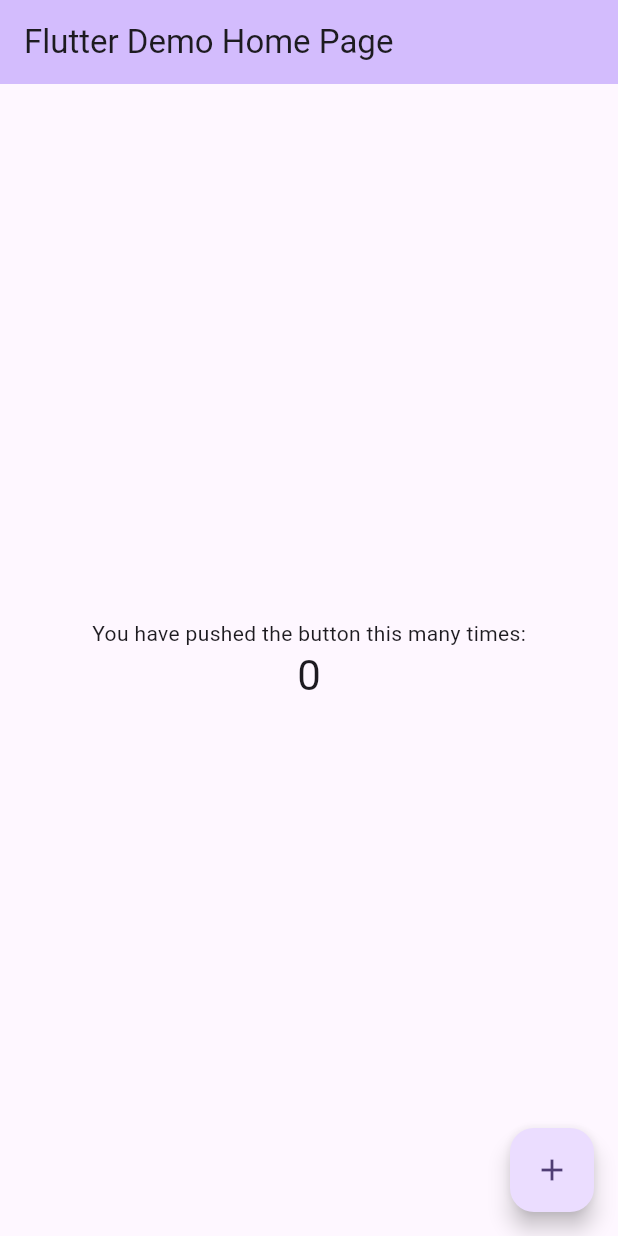
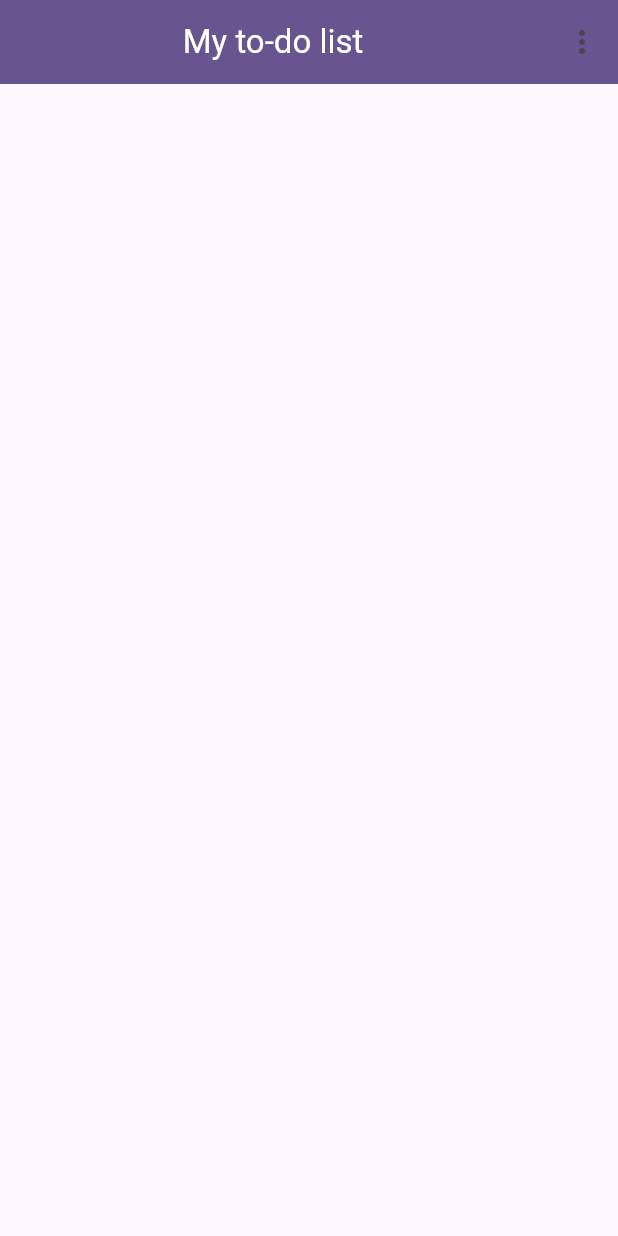
Before and after one commit to gu-tig333-ht23/gushagmib, a Flutter app: the screen it shows after launch, on a phone screen of 412 x 824 dp. Run offline on Flutter 3.47's test engine with Material 2 defaults, Android fonts, the phone set to English and light mode, and no system bars.

Commit message:
Implemented appBar with the options for sorting todo-items

```diff
--- a/lib/main.dart
+++ b/lib/main.dart
@@ -1,11 +1,11 @@
 import 'package:flutter/material.dart';
 
 void main() {
-  runApp(const MyApp());
+  runApp(const TODOApp());
 }
 
-class MyApp extends StatelessWidget {
-  const MyApp({super.key});
+class TODOApp extends StatelessWidget {
+  const TODOApp({super.key});
 
   // This widget is the root of your application.
   @override
@@ -13,113 +13,58 @@ class MyApp extends StatelessWidget {
     return MaterialApp(
       title: 'Flutter Demo',
       theme: ThemeData(
-        // This is the theme of your application.
-        //
-        // TRY THIS: Try running your application with "flutter run". You'll see
-        // the application has a blue toolbar. Then, without quitting the app,
-        // try changing the seedColor in the colorScheme below to Colors.green
-        // and then invoke "hot reload" (save your changes or press the "hot
-        // reload" button in a Flutter-supported IDE, or press "r" if you used
-        // the command line to start the app).
-        //
-        // Notice that the counter didn't reset back to zero; the application
-        // state is not lost during the reload. To reset the state, use hot
-        // restart instead.
-        //
-        // This works for code too, not just values: Most code changes can be
-        // tested with just a hot reload.
         colorScheme: ColorScheme.fromSeed(seedColor: Colors.deepPurple),
         useMaterial3: true,
       ),
-      home: const MyHomePage(title: 'Flutter Demo Home Page'),
+      home: mainPage(),
+      debugShowCheckedModeBanner: false,
     );
   }
 }
 
-class MyHomePage extends StatefulWidget {
-  const MyHomePage({super.key, required this.title});
-
-  // This widget is the home page of your application. It is stateful, meaning
-  // that it has a State object (defined below) that contains fields that affect
-  // how it looks.
-
-  // This class is the configuration for the state. It holds the values (in this
-  // case the title) provided by the parent (in this case the App widget) and
-  // used by the build method of the State. Fields in a Widget subclass are
-  // always marked "final".
-
-  final String title;
+class mainPage extends StatelessWidget {
+  const mainPage({
+    super.key,
+  });
 
   @override
-  State<MyHomePage> createState() => _MyHomePageState();
+  Widget build(BuildContext context) {
+    return Scaffold(
+      appBar: MainPageAppBar(),
+    );
+  }
 }
 
-class _MyHomePageState extends State<MyHomePage> {
-  int _counter = 0;
+class MainPageAppBar extends StatelessWidget implements PreferredSizeWidget {
+  const MainPageAppBar({
+    super.key,
+  });
 
-  void _incrementCounter() {
-    setState(() {
-      // This call to setState tells the Flutter framework that something has
-      // changed in this State, which causes it to rerun the build method below
-      // so that the display can reflect the updated values. If we changed
-      // _counter without calling setState(), then the build method would not be
-      // called again, and so nothing would appear to happen.
-      _counter++;
-    });
+  @override
+  Widget build(BuildContext context) {
+    final theme = Theme.of(context);
+    const whiteColor = Colors.white;
+    return AppBar(
+      title: Center(
+        child: Text(
+          "My to-do list",
+          style: TextStyle(color: whiteColor),
+        ),
+      ),
+      actions: <Widget>[
+        PopupMenuButton(
+            icon: const Icon(Icons.more_vert),
+            itemBuilder: (context) => <PopupMenuEntry>[
+                  const PopupMenuItem(child: Text("all")),
+                  const PopupMenuItem(child: Text("done")),
+                  const PopupMenuItem(child: Text("undone")),
+                ],
+            color: whiteColor),
+      ],
+      backgroundColor: theme.colorScheme.primary,
+    );
   }
 
   @override
-  Widget build(BuildContext context) {
-    // This method is rerun every time setState is called, for instance as done
-    // by the _incrementCounter method above.
-    //
-    // The Flutter framework has been optimized to make rerunning build methods
-    // fast, so that you can just rebuild anything that needs updating rather
-    // than having to individually change instances of widgets.
-    return Scaffold(
-      appBar: AppBar(
-        // TRY THIS: Try changing the color here to a specific color (to
-        // Colors.amber, perhaps?) and trigger a hot reload to see the AppBar
-        // change color while the other colors stay the same.
-        backgroundColor: Theme.of(context).colorScheme.inversePrimary,
-        // Here we take the value from the MyHomePage object that was created by
-        // the App.build method, and use it to set our appbar title.
-        title: Text(widget.title),
-      ),
-      body: Center(
-        // Center is a layout widget. It takes a single child and positions it
-        // in the middle of the parent.
-        child: Column(
-          // Column is also a layout widget. It takes a list of children and
-          // arranges them vertically. By default, it sizes itself to fit its
-          // children horizontally, and tries to be as tall as its parent.
-          //
-          // Column has various properties to control how it sizes itself and
-          // how it positions its children. Here we use mainAxisAlignment to
-          // center the children vertically; the main axis here is the vertical
-          // axis because Columns are vertical (the cross axis would be
-          // horizontal).
-          //
-          // TRY THIS: Invoke "debug painting" (choose the "Toggle Debug Paint"
-          // action in the IDE, or press "p" in the console), to see the
-          // wireframe for each widget.
-          mainAxisAlignment: MainAxisAlignment.center,
-          children: <Widget>[
-            const Text(
-              'You have pushed the button this many times:',
-            ),
-            Text(
-              '$_counter',
-              style: Theme.of(context).textTheme.headlineMedium,
-            ),
-          ],
-        ),
-      ),
-      floatingActionButton: FloatingActionButton(
-        onPressed: _incrementCounter,
-        tooltip: 'Increment',
-        child: const Icon(Icons.add),
-      ), // This trailing comma makes auto-formatting nicer for build methods.
-    );
-  }
+  Size get preferredSize => const Size.fromHeight(kToolbarHeight);
 }
```
Also changed, not shown: pubspec.lock.
